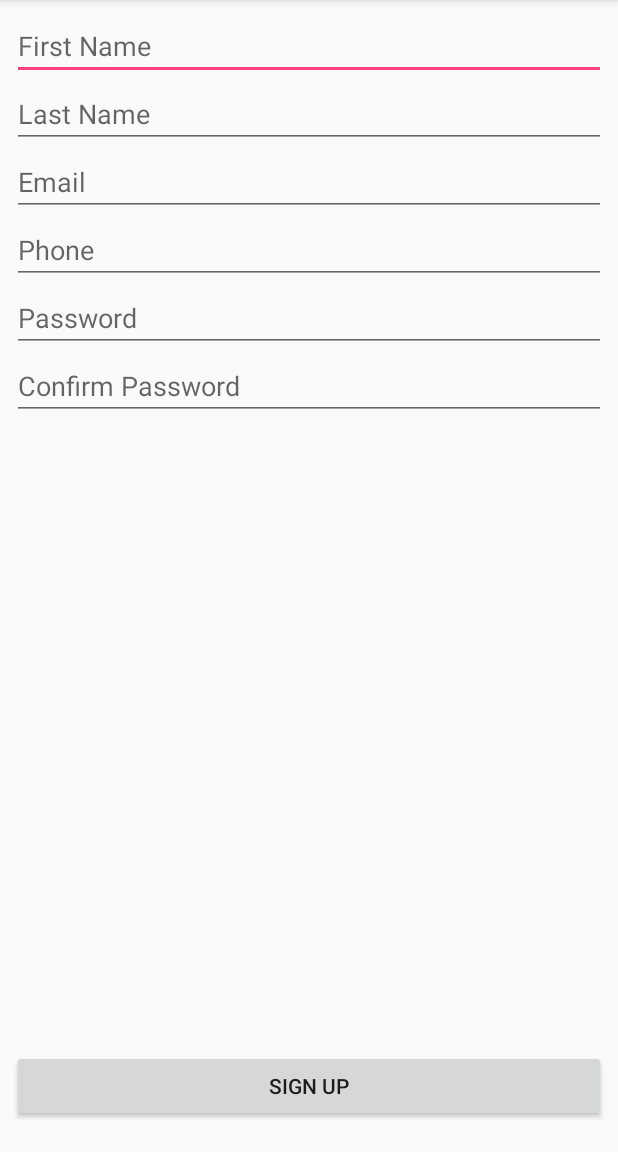
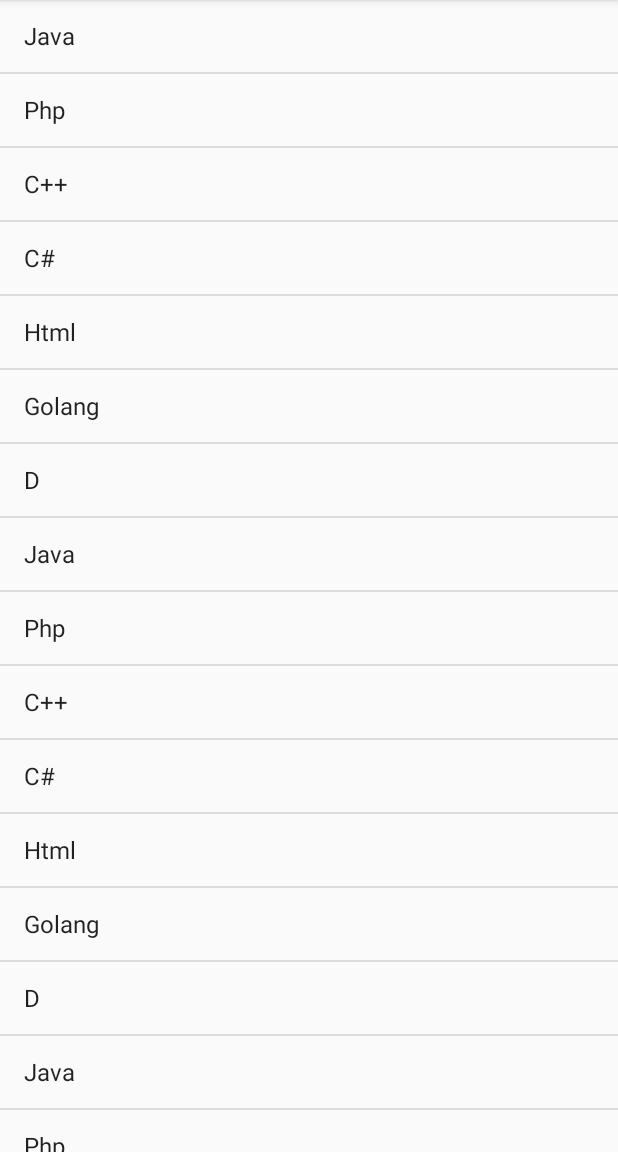
Before and after one commit to babineax/Class3, an Android app: the screen it shows after launch (MainActivity before the commit, ListActivity after it), on a phone screen of 412 x 824 dp, the part 84-1236 px from its top. Run offline under Robolectric (Android 15) with nearby library versions, the phone set to English and light mode, and no system bars.

Commit message:
Passing data between activities using intents, Using Image view,Using Objects,Listview,Parceble

```diff
--- /dev/null
+++ b/app/src/main/java/com/dev/class3/ListActivity.java
@@ -0,0 +1,40 @@
+package com.dev.class3;
+
+import android.os.Bundle;
+import android.support.v7.app.AppCompatActivity;
+import android.view.View;
+import android.widget.AdapterView;
+import android.widget.ArrayAdapter;
+import android.widget.ListView;
+import android.widget.Toast;
+
+public class ListActivity extends AppCompatActivity {
+
+    String[] values = {"Java", "Php", "C++", "C#", "Html", "Golang", "D", "Java", "Php", "C++", "C#", "Html", "Golang", "D", "Java", "Php", "C++", "C#", "Html", "Golang", "D"};
+    private String name = "kjnkjl";
+    private ListView lstLanguages;
+
+    @Override
+    protected void onCreate(Bundle savedInstanceState) {
+        super.onCreate(savedInstanceState);
+        setContentView(R.layout.activity_list);
+
+        lstLanguages = findViewById(R.id.lst_languages);
+
+
+        ArrayAdapter<String> arrayAdapter = new ArrayAdapter<String>(
+                this,
+                android.R.layout.simple_list_item_1,
+                android.R.id.text1,
+                values);
+
+        lstLanguages.setAdapter(arrayAdapter);
+
+        lstLanguages.setOnItemClickListener(new AdapterView.OnItemClickListener() {
+            @Override
+            public void onItemClick(AdapterView<?> parent, View view, int position, long id) {
+                Toast.makeText(ListActivity.this, "Item " + values[position] + " Clicked", Toast.LENGTH_LONG).show();
+            }
+        });
+    }
+}
--- a/app/src/main/java/com/dev/class3/LoginActivity.java
+++ b/app/src/main/java/com/dev/class3/LoginActivity.java
@@ -25,7 +25,7 @@ public class LoginActivity extends AppCompatActivity {
 
         data = getIntent();
 
-        user = (User) data.getSerializableExtra("data");
+        user = data.getParcelableExtra("data");
 
         email = user.getEmail();
         password = user.getPassword();
--- /dev/null
+++ b/app/src/main/res/layout/activity_list.xml
@@ -0,0 +1,14 @@
+<?xml version="1.0" encoding="utf-8"?>
+<LinearLayout xmlns:android="http://schemas.android.com/apk/res/android"
+    xmlns:tools="http://schemas.android.com/tools"
+    android:layout_width="match_parent"
+    android:layout_height="match_parent"
+    android:orientation="vertical"
+    tools:context=".ListActivity">
+
+
+    <ListView
+        android:id="@+id/lst_languages"
+        android:layout_width="match_parent"
+        android:layout_height="match_parent"></ListView>
+</LinearLayout>
```
Also changed, not shown: app/src/main/AndroidManifest.xml (+5 -2 lines), app/src/main/java/com/dev/class3/DisplayActivity.java (+15 -1 lines), app/src/main/java/com/dev/class3/User.java (+43 -2 lines).
